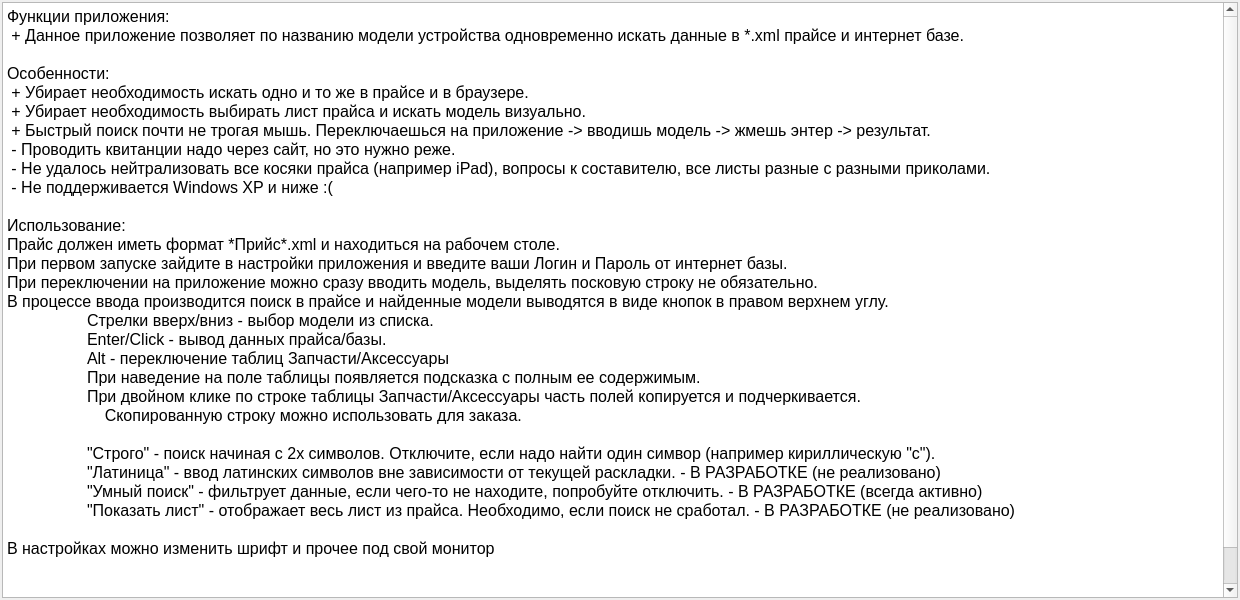
This is MDA_content/window_simple.ui in Wrexan/MDA as Qt 5 draws it before an edit. The edited form follows.
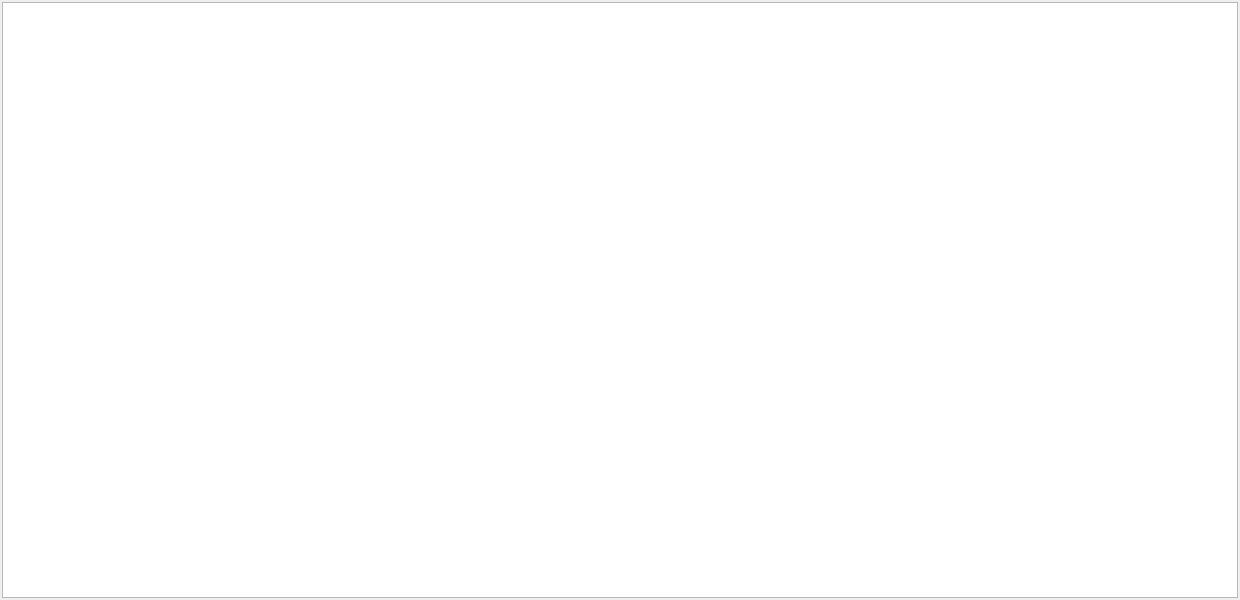
This is the edited form.

Patch:
```diff
--- a/MDA_content/window_simple.ui
+++ b/MDA_content/window_simple.ui
@@ -41,38 +41,7 @@
       <bool>true</bool>
      </property>
      <property name="plainText">
-      <string>Функции приложения:
- + Данное приложение позволяет по названию модели устройства одновременно искать данные в *.xml прайсе и интернет базе.
-
-Особенности:
- + Убирает необходимость искать одно и то же в прайсе и в браузере.
- + Убирает необходимость выбирать лист прайса и искать модель визуально.
- + Быстрый поиск почти не трогая мышь. Переключаешься на приложение -&gt; вводишь модель -&gt; жмешь энтер -&gt; результат.
- - Проводить квитанции надо через сайт, но это нужно реже.
- - Не удалось нейтрализовать все косяки прайса (например iPad), вопросы к составителю, все листы разные с разными приколами.
- - Не поддерживается Windows XP и ниже :(
-
-Использование:
-Прайс должен иметь формат *Прийс*.xml и находиться на рабочем столе.
-При первом запуске зайдите в настройки приложения и введите ваши Логин и Пароль от интернет базы.
-При переключении на приложение можно сразу вводить модель, выделять посковую строку не обязательно.
-В процессе ввода производится поиск в прайсе и найденные модели выводятся в виде кнопок в правом верхнем углу.
-	Стрелки вверх/вниз - выбор модели из списка.
-	Enter/Click - вывод данных прайса/базы.
-	Alt - переключение таблиц Запчасти/Аксессуары
-	При наведение на поле таблицы появляется подсказка с полным ее содержимым.
-	При двойном клике по строке таблицы Запчасти/Аксессуары часть полей копируется и подчеркивается.
-	    Скопированную строку можно использовать для заказа.
-
-	&quot;Строго&quot; - поиск начиная с 2х символов. Отключите, если надо найти один симвор (например кириллическую &quot;с&quot;).
-	&quot;Латиница&quot; - ввод латинских символов вне зависимости от текущей раскладки. - В РАЗРАБОТКЕ (не реализовано)
-	&quot;Умный поиск&quot; - фильтрует данные, если чего-то не находите, попробуйте отключить. - В РАЗРАБОТКЕ (всегда активно)
-	&quot;Показать лист&quot; - отображает весь лист из прайса. Необходимо, если поиск не сработал. - В РАЗРАБОТКЕ (не реализовано)
-
-В настройках можно изменить шрифт и прочее под свой монитор
-
-
-Программа улучшается в свободное время.</string>
+      <string/>
      </property>
     </widget>
    </item>
```
